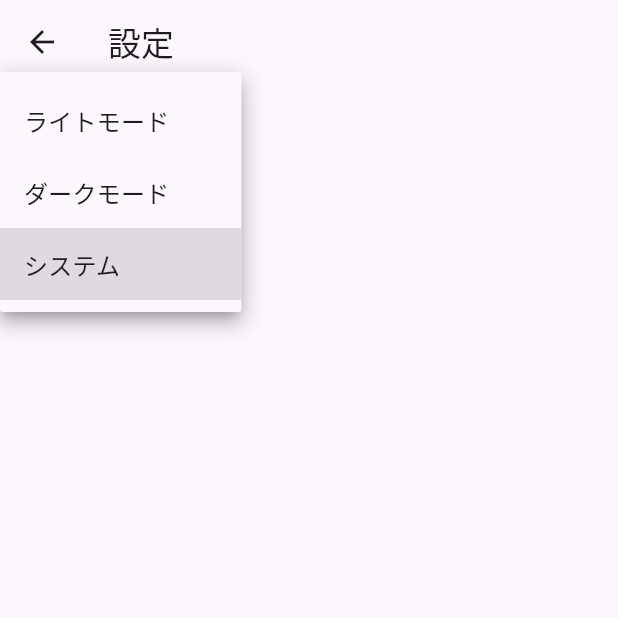
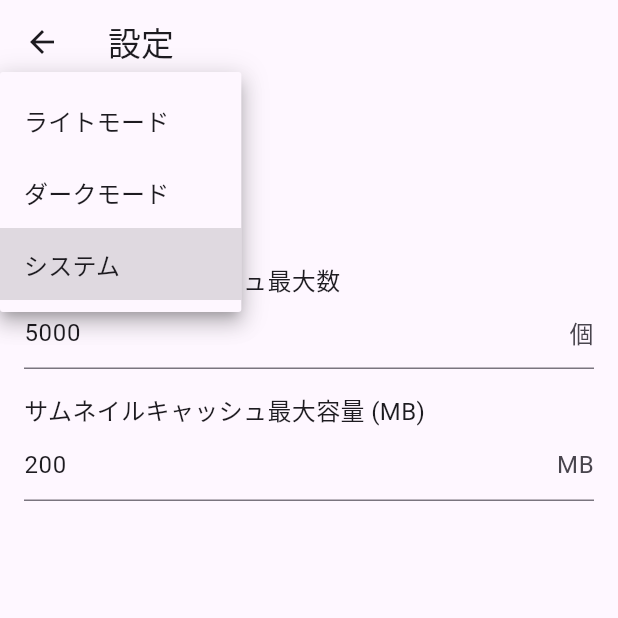
Before and after one commit to rmagiga/PicoMiruno, a Flutter app: the SettingsScreen screen opened by its route, after a tap on "システム", on a phone screen of 412 x 824 dp, the top half of it. Run offline on Flutter 3.47's test engine with Material 3 defaults, Android fonts, the phone set to English and light mode, and no system bars; our stand-ins replace file_picker, flutter_riverpod, shared_preferences; missing offline and left inert: docman; accounts and stored records are empty.

Commit message:
キャッシュの数値を設定に追加

```diff
--- a/lib/settings_screen.dart
+++ b/lib/settings_screen.dart
@@ -2,6 +2,7 @@ import 'package:flutter/material.dart';
 import 'package:flutter_riverpod/flutter_riverpod.dart';
 
 import 'theme_mode_provider.dart';
+import 'thumbnail_config_provider.dart';
 
 class SettingsScreen extends ConsumerWidget {
   const SettingsScreen({Key? key}) : super(key: key);
@@ -9,6 +10,13 @@ class SettingsScreen extends ConsumerWidget {
   @override
   Widget build(BuildContext context, WidgetRef ref) {
     final themeMode = ref.watch(themeModeProvider);
+    final thumbnailConfig = ref.watch(thumbnailConfigProvider);
+    final countController = TextEditingController(
+      text: thumbnailConfig.maxCount.toString(),
+    );
+    final bytesController = TextEditingController(
+      text: (thumbnailConfig.maxBytes ~/ (1024 * 1024)).toString(),
+    );
     return Scaffold(
       appBar: AppBar(title: const Text('設定')),
       body: Padding(
@@ -30,6 +38,48 @@ class SettingsScreen extends ConsumerWidget {
                 }
               },
             ),
+            const SizedBox(height: 32),
+            const Text('サムネイルキャッシュ最大数', style: TextStyle(fontSize: 16)),
+            Row(
+              children: [
+                Expanded(
+                  child: TextField(
+                    controller: countController,
+                    keyboardType: TextInputType.number,
+                    decoration: const InputDecoration(suffixText: '個'),
+                    onChanged: (value) {
+                      final v = int.tryParse(value);
+                      if (v != null && v > 0) {
+                        ref
+                            .read(thumbnailConfigProvider.notifier)
+                            .setMaxCount(v);
+                      }
+                    },
+                  ),
+                ),
+              ],
+            ),
+            const SizedBox(height: 16),
+            const Text('サムネイルキャッシュ最大容量 (MB)', style: TextStyle(fontSize: 16)),
+            Row(
+              children: [
+                Expanded(
+                  child: TextField(
+                    controller: bytesController,
+                    keyboardType: TextInputType.number,
+                    decoration: const InputDecoration(suffixText: 'MB'),
+                    onChanged: (value) {
+                      final v = int.tryParse(value);
+                      if (v != null && v > 0) {
+                        ref
+                            .read(thumbnailConfigProvider.notifier)
+                            .setMaxBytes(v * 1024 * 1024);
+                      }
+                    },
+                  ),
+                ),
+              ],
+            ),
           ],
         ),
       ),
--- /dev/null
+++ b/lib/thumbnail_config_provider.dart
@@ -0,0 +1,46 @@
+import 'package:flutter_riverpod/flutter_riverpod.dart';
+import 'package:shared_preferences/shared_preferences.dart';
+
+class ThumbnailConfig {
+  final int maxCount;
+  final int maxBytes;
+  const ThumbnailConfig({required this.maxCount, required this.maxBytes});
+
+  ThumbnailConfig copyWith({int? maxCount, int? maxBytes}) => ThumbnailConfig(
+    maxCount: maxCount ?? this.maxCount,
+    maxBytes: maxBytes ?? this.maxBytes,
+  );
+}
+
+final thumbnailConfigProvider =
+    StateNotifierProvider<ThumbnailConfigNotifier, ThumbnailConfig>(
+      (ref) => ThumbnailConfigNotifier(),
+    );
+
+class ThumbnailConfigNotifier extends StateNotifier<ThumbnailConfig> {
+  ThumbnailConfigNotifier()
+    : super(
+        const ThumbnailConfig(maxCount: 5000, maxBytes: 200 * 1024 * 1024),
+      ) {
+    _load();
+  }
+
+  Future<void> _load() async {
+    final prefs = await SharedPreferences.getInstance();
+    final count = prefs.getInt('maxDiskThumbnailCount') ?? 5000;
+    final bytes = prefs.getInt('maxDiskThumbnailBytes') ?? 200 * 1024 * 1024;
+    state = ThumbnailConfig(maxCount: count, maxBytes: bytes);
+  }
+
+  Future<void> setMaxCount(int count) async {
+    state = state.copyWith(maxCount: count);
+    final prefs = await SharedPreferences.getInstance();
+    await prefs.setInt('maxDiskThumbnailCount', count);
+  }
+
+  Future<void> setMaxBytes(int bytes) async {
+    state = state.copyWith(maxBytes: bytes);
+    final prefs = await SharedPreferences.getInstance();
+    await prefs.setInt('maxDiskThumbnailBytes', bytes);
+  }
+}
```
Also changed, not shown: lib/platform/image_service.dart (+6 -7 lines).
